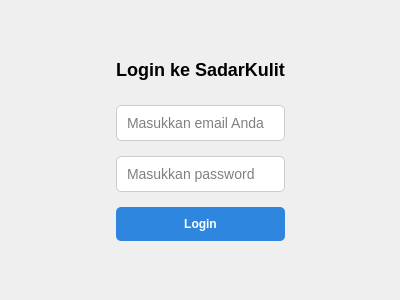
Before: the Qt Designer form pv25-finalProject/ui/login_widget.ui in Kisul12/Tugas-Pemvis, drawn with Qt 5.
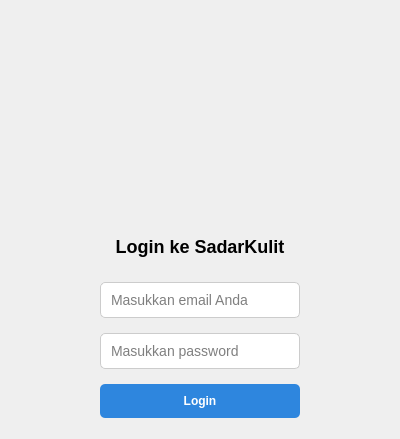
After: the same form once the commit is applied.

```diff
--- a/pv25-finalProject/ui/login_widget.ui
+++ b/pv25-finalProject/ui/login_widget.ui
@@ -7,7 +7,7 @@
     <x>0</x>
     <y>0</y>
     <width>400</width>
-    <height>300</height>
+    <height>400</height>
    </rect>
   </property>
 
@@ -61,6 +61,21 @@
         <number>10</number>
        </property>
 
+       <!-- Tambahkan logo -->
+       <item>
+        <widget class="QLabel" name="logoLabel">
+         <property name="alignment">
+          <set>Qt::AlignCenter</set>
+         </property>
+         <property name="minimumSize">
+          <size>
+           <width>200</width>
+           <height>200</height>
+          </size>
+         </property>
+        </widget>
+       </item>
+
        <item>
         <widget class="QLabel" name="titleLabel">
          <property name="text">
```
Left out of the diff: 1 changed line with no effect on the pictures.
